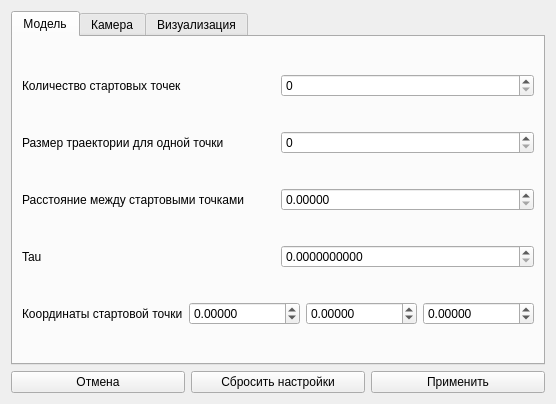
Old version of the form src/formPreferences.ui in the repository chaoticsyst/dynsys.
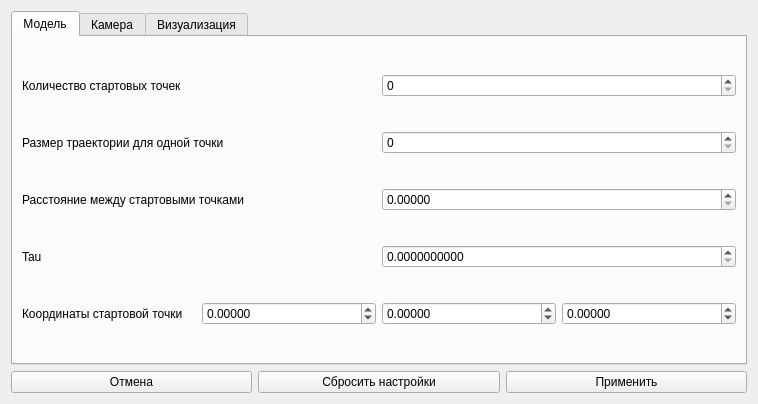
New version of the form. The open tabs and pages were chosen to show the change.

What changed in the file:
```diff
--- a/src/formPreferences.ui
+++ b/src/formPreferences.ui
@@ -9,7 +9,7 @@
    <rect>
     <x>0</x>
     <y>0</y>
-    <width>556</width>
+    <width>758</width>
     <height>404</height>
    </rect>
   </property>
```
Left out of the diff: 66 changed lines with no effect on the pictures.
